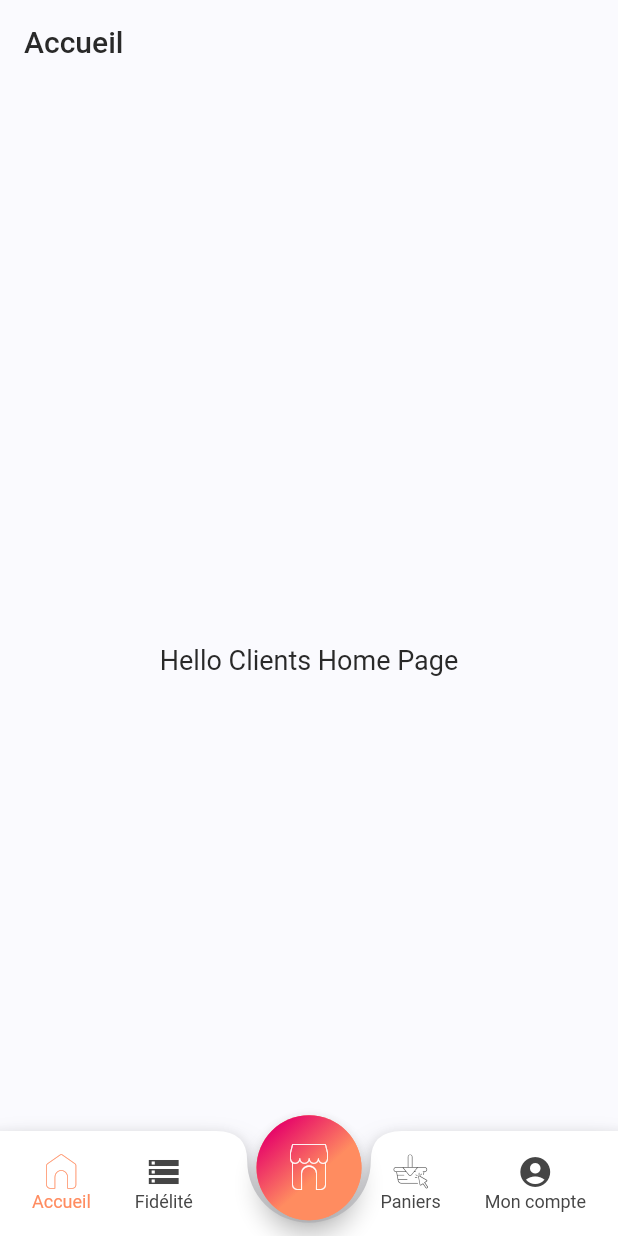
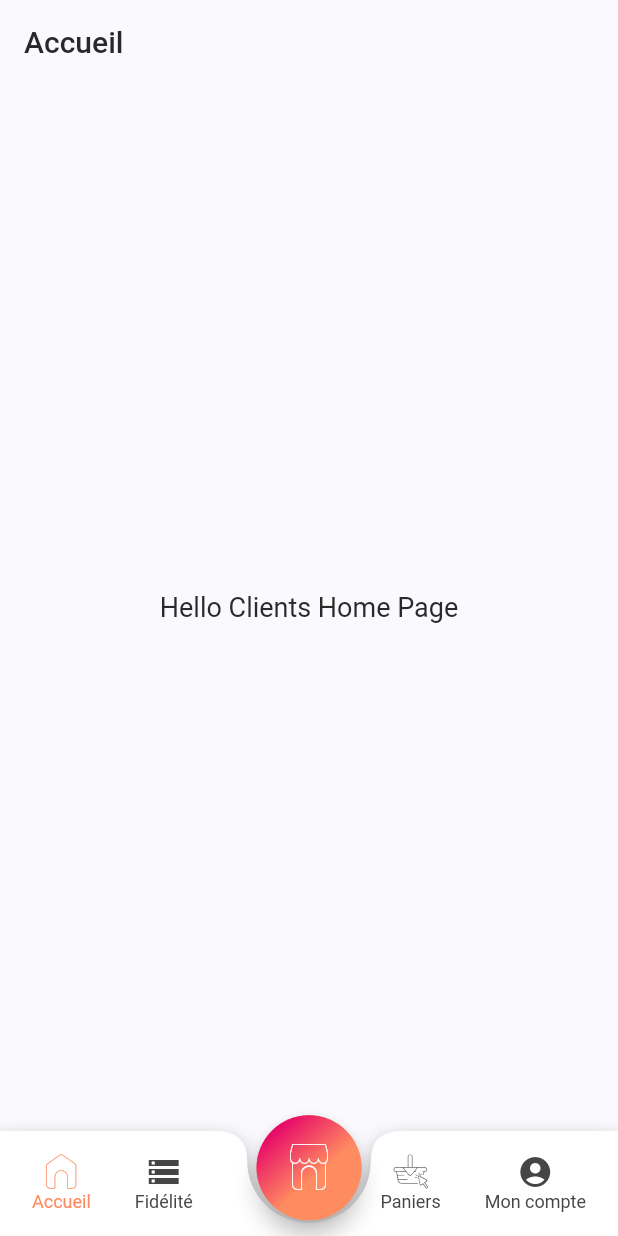
Before and after one commit to Le-Chemin-du-Local/Application, a Flutter app: the screen it shows after launch, on a phone screen of 412 x 824 dp. Run offline on Flutter 3.47's test engine with Material 2 defaults, Android fonts, the phone set to English and light mode, and no system bars; our stand-ins replace flutter_riverpod, flutter_secure_storage, freezed_annotation, graphql_flutter; generated files the repository leaves out were written again; statements that could not run were skipped.

Commit message:
💄 Correction d'éléments mal affiché en hauteur

```diff
--- a/lib/features/main_page/main_page.dart
+++ b/lib/features/main_page/main_page.dart
@@ -38,9 +38,9 @@ class MainPageState extends State<MainPage> {
         builder: (context, constraints) {
           bool useBigLayout = constraints.maxWidth >= ScreenHelper.breakpointPC;
 
-          return Stack(
+          return Column(
             children: [
-              Positioned.fill(
+              Expanded(
                 child: Row(
                   children: [
                     if (useBigLayout)
@@ -84,10 +84,13 @@ class MainPageState extends State<MainPage> {
                 Positioned(
                   bottom: 0,
                   left: 0,
+                  child: Container(
+                    color: Theme.of(context).scaffoldBackgroundColor,
                     child: custom.BottomAppBar(
                       currentPageIndex: _currentIndex,
                       onSelectedPage: selectedPage,
                       pageItems: widget.pageItems,
+                    ),
                   ),
                 )
             ],
```
Lines whose indentation alone changed are shown as unchanged.
